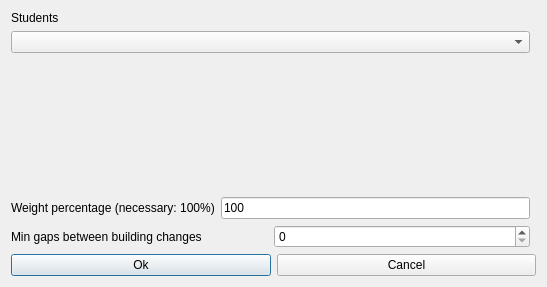
First picture: the form in fet/src/interface/modifyconstraintstudentssetmingapsbetweenbuildingchangesform_template.ui, repository vonmecheln/fet, before the edit.
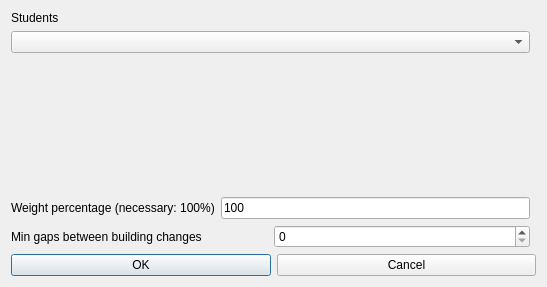
Second picture: the form after the edit.

```diff
--- a/fet/src/interface/modifyconstraintstudentssetmingapsbetweenbuildingchangesform_template.ui
+++ b/fet/src/interface/modifyconstraintstudentssetmingapsbetweenbuildingchangesform_template.ui
@@ -95,7 +95,7 @@
      <item>
       <widget class="QPushButton" name="okPushButton">
        <property name="text">
-        <string>Ok</string>
+        <string>OK</string>
        </property>
       </widget>
      </item>
```
